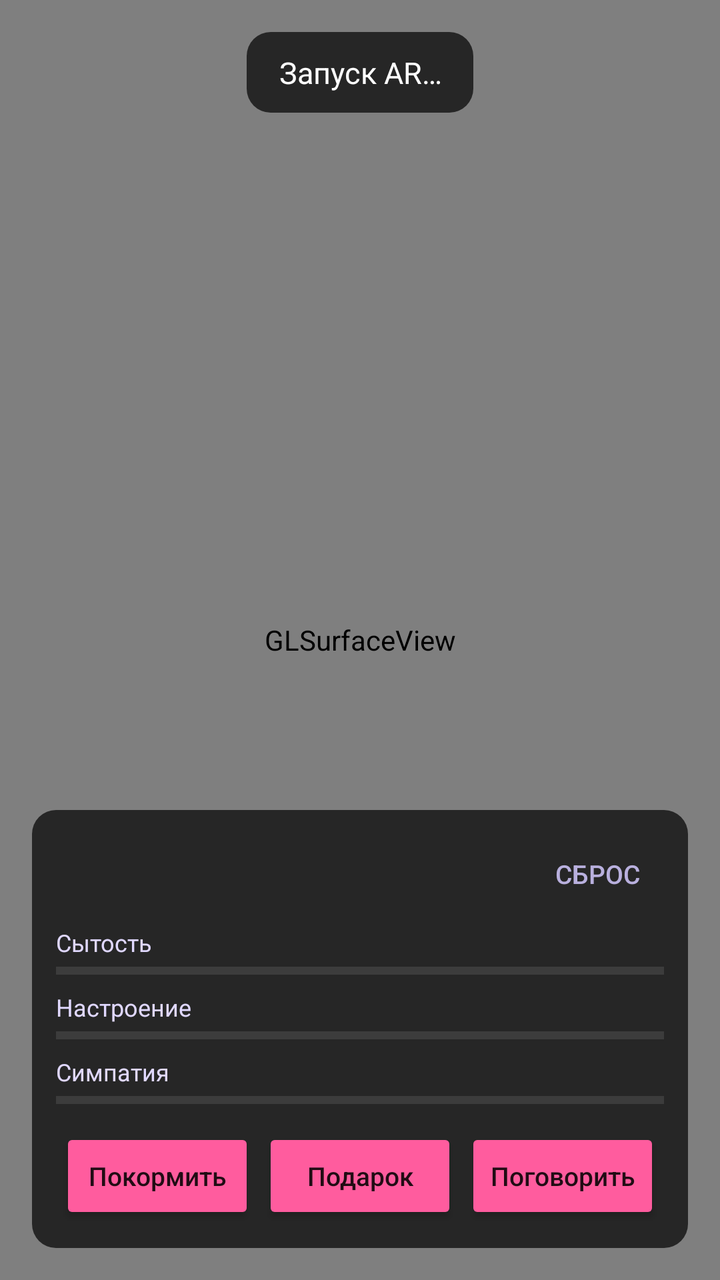
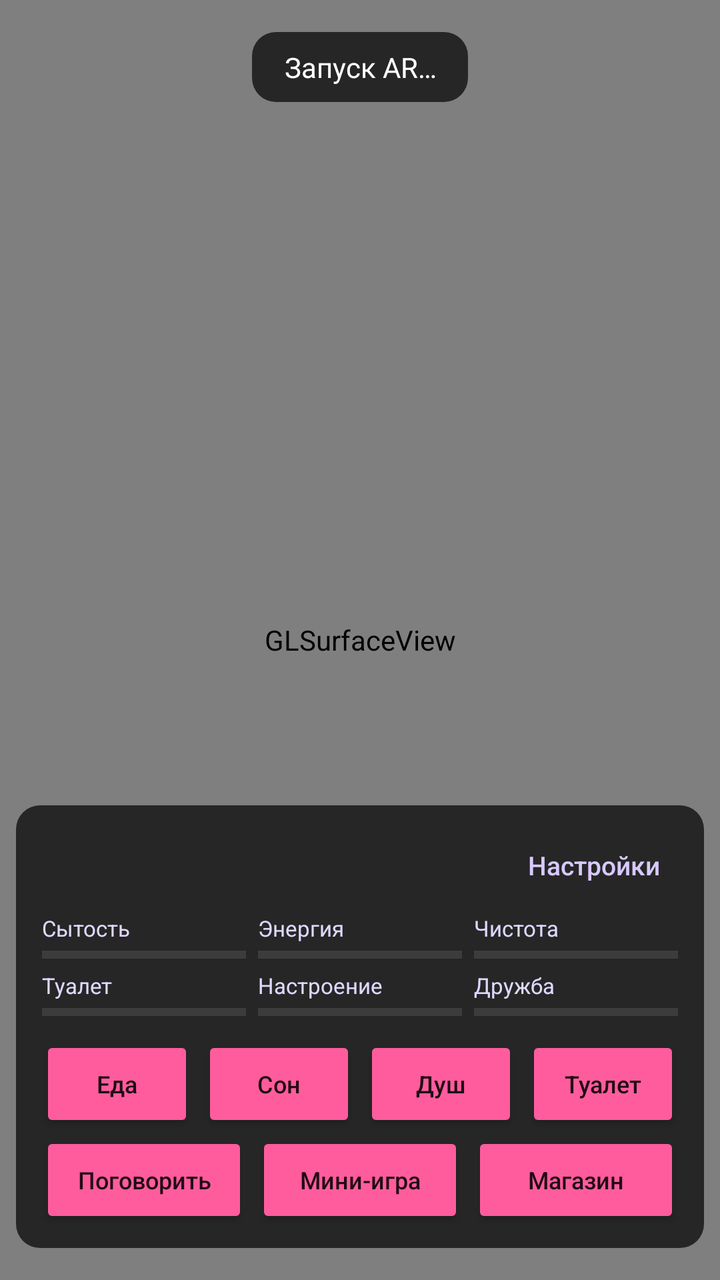

Two renders of the same Android screen: before a commit and after it. Below are the layout's source before the change and the commit's diff.
<!-- AndroidManifest.xml: application theme Theme.ArTamagotchi -->
<!-- res/layout/activity_main.xml -->
<?xml version="1.0" encoding="utf-8"?>
<FrameLayout xmlns:android="http://schemas.android.com/apk/res/android"
    android:id="@+id/root"
    android:layout_width="match_parent"
    android:layout_height="match_parent">

    <android.opengl.GLSurfaceView
        android:id="@+id/surface_view"
        android:layout_width="match_parent"
        android:layout_height="match_parent" />

    <TextView
        android:id="@+id/status_text"
        android:layout_width="wrap_content"
        android:layout_height="wrap_content"
        android:layout_gravity="top|center_horizontal"
        android:layout_marginStart="@dimen/status_margin"
        android:layout_marginTop="@dimen/status_margin"
        android:layout_marginEnd="@dimen/status_margin"
        android:background="@drawable/status_background"
        android:gravity="center"
        android:paddingStart="16dp"
        android:paddingTop="10dp"
        android:paddingEnd="16dp"
        android:paddingBottom="10dp"
        android:text="@string/status_starting"
        android:textColor="@android:color/white"
        android:textSize="15sp" />

    <LinearLayout
        android:id="@+id/care_panel"
        android:layout_width="match_parent"
        android:layout_height="wrap_content"
        android:layout_gravity="bottom"
        android:layout_marginStart="@dimen/status_margin"
        android:layout_marginEnd="@dimen/status_margin"
        android:layout_marginBottom="@dimen/status_margin"
        android:orientation="vertical">

        
        <TextView
            android:id="@+id/speech_text"
            android:layout_width="wrap_content"
            android:layout_height="wrap_content"
            android:layout_gravity="center_horizontal"
            android:layout_marginBottom="8dp"
            android:background="@drawable/speech_background"
            android:paddingStart="14dp"
            android:paddingTop="8dp"
            android:paddingEnd="14dp"
            android:paddingBottom="8dp"
            android:textColor="#2B2342"
            android:textSize="15sp"
            android:visibility="gone" />

        <LinearLayout
            android:layout_width="match_parent"
            android:layout_height="wrap_content"
            android:background="@drawable/status_background"
            android:clickable="true"
            android:focusable="true"
            android:orientation="vertical"
            android:padding="12dp">

            <LinearLayout
                android:layout_width="match_parent"
                android:layout_height="wrap_content"
                android:gravity="center_vertical"
                android:orientation="horizontal">

                <TextView
                    android:id="@+id/name_text"
                    android:layout_width="wrap_content"
                    android:layout_height="wrap_content"
                    android:textColor="@android:color/white"
                    android:textSize="18sp"
                    android:textStyle="bold" />

                <TextView
                    android:id="@+id/stage_text"
                    android:layout_width="0dp"
                    android:layout_height="wrap_content"
                    android:layout_marginStart="10dp"
                    android:layout_weight="1"
                    android:textColor="#FF9CC6"
                    android:textSize="14sp" />

                <Button
                    android:id="@+id/btn_reset"
                    style="?attr/borderlessButtonStyle"
                    android:layout_width="wrap_content"
                    android:layout_height="40dp"
                    android:minWidth="0dp"
                    android:text="@string/btn_reset"
                    android:textColor="#B9B0DE"
                    android:textSize="13sp" />
            </LinearLayout>

            <TextView style="@style/StatLabel" android:text="@string/stat_fullness" />
            <ProgressBar android:id="@+id/fullness_bar" style="@style/StatBar" android:progressTint="#FFB84D" />

            <TextView style="@style/StatLabel" android:text="@string/stat_mood" />
            <ProgressBar android:id="@+id/mood_bar" style="@style/StatBar" android:progressTint="#5FD3C8" />

            <TextView style="@style/StatLabel" android:text="@string/stat_affection" />
            <ProgressBar android:id="@+id/affection_bar" style="@style/StatBar" android:progressTint="#FF5C9E" />

            <LinearLayout
                android:layout_width="match_parent"
                android:layout_height="wrap_content"
                android:layout_marginTop="10dp"
                android:orientation="horizontal">

                <Button android:id="@+id/btn_feed" style="@style/CareButton" android:text="@string/btn_feed" />
                <Button android:id="@+id/btn_gift" style="@style/CareButton" android:text="@string/btn_gift" />
                <Button android:id="@+id/btn_talk" style="@style/CareButton" android:text="@string/btn_talk" />
            </LinearLayout>
        </LinearLayout>
    </LinearLayout>
</FrameLayout>
<!-- resources referenced by this layout -->
<resources>
  <dimen name="status_margin">16dp</dimen>
  <!-- drawable speech_background (drawable) -->
  <?xml version="1.0" encoding="utf-8"?>
  <shape xmlns:android="http://schemas.android.com/apk/res/android" android:shape="rectangle">
      <solid android:color="#F2FFFFFF" />
      <corners android:radius="16dp" />
  </shape>
  <!-- drawable status_background (drawable) -->
  <?xml version="1.0" encoding="utf-8"?>
  <shape xmlns:android="http://schemas.android.com/apk/res/android"
      android:shape="rectangle">
      <solid android:color="#B3000000" />
      <corners android:radius="12dp" />
  </shape>
  <string name="btn_feed">Покормить</string>
  <string name="btn_gift">Подарок</string>
  <string name="btn_reset">Сброс</string>
  <string name="btn_talk">Поговорить</string>
  <string name="stat_affection">Симпатия</string>
  <string name="stat_fullness">Сытость</string>
  <string name="stat_mood">Настроение</string>
  <string name="status_starting">Запуск AR…</string>
  <style name="CareButton" parent="Widget.AppCompat.Button.Colored">
          <item name="android:layout_width">0dp</item>
          <item name="android:layout_height">wrap_content</item>
          <item name="android:layout_weight">1</item>
          <item name="android:layout_marginStart">2dp</item>
          <item name="android:layout_marginEnd">2dp</item>
          <item name="android:textSize">13sp</item>
          <item name="android:textAllCaps">false</item>
      </style>
  <style name="StatBar" parent="Widget.AppCompat.ProgressBar.Horizontal">
          <item name="android:layout_width">match_parent</item>
          <item name="android:layout_height">8dp</item>
          <item name="android:layout_marginTop">2dp</item>
          <item name="android:max">100</item>
          <item name="android:progressBackgroundTint">#55FFFFFF</item>
      </style>
  <style name="StatLabel">
          <item name="android:layout_width">wrap_content</item>
          <item name="android:layout_height">wrap_content</item>
          <item name="android:layout_marginTop">6dp</item>
          <item name="android:textColor">#E0D8FF</item>
          <item name="android:textSize">12sp</item>
      </style>
  <style name="Theme.ArTamagotchi" parent="Theme.AppCompat.NoActionBar">
          <item name="colorPrimary">#7250D2</item>
          <item name="colorPrimaryDark">#2B1F5C</item>
          <item name="colorAccent">#FF5C9E</item>
          <item name="android:windowBackground">@android:color/black</item>
          <item name="android:statusBarColor">@android:color/transparent</item>
          <item name="android:navigationBarColor">@android:color/transparent</item>
      </style>
</resources>

<!-- the commit's change to res/layout/activity_main.xml (unified diff, before → after) -->
@@ -9,35 +9,64 @@
         android:layout_width="match_parent"
         android:layout_height="match_parent" />
 
-    <TextView
-        android:id="@+id/status_text"
-        android:layout_width="wrap_content"
+    
+    <View
+        android:id="@+id/night_overlay"
+        android:layout_width="match_parent"
+        android:layout_height="match_parent"
+        android:background="#8C0A0A28"
+        android:visibility="gone" />
+
+    <LinearLayout
+        android:layout_width="match_parent"
         android:layout_height="wrap_content"
-        android:layout_gravity="top|center_horizontal"
-        android:layout_marginStart="@dimen/status_margin"
-        android:layout_marginTop="@dimen/status_margin"
-        android:layout_marginEnd="@dimen/status_margin"
-        android:background="@drawable/status_background"
-        android:gravity="center"
-        android:paddingStart="16dp"
-        android:paddingTop="10dp"
-        android:paddingEnd="16dp"
-        android:paddingBottom="10dp"
-        android:text="@string/status_starting"
-        android:textColor="@android:color/white"
-        android:textSize="15sp" />
+        android:layout_gravity="top"
+        android:gravity="center_horizontal"
+        android:orientation="vertical">
+
+        <TextView
+            android:id="@+id/status_text"
+            android:layout_width="wrap_content"
+            android:layout_height="wrap_content"
+            android:layout_marginStart="@dimen/status_margin"
+            android:layout_marginTop="@dimen/status_margin"
+            android:layout_marginEnd="@dimen/status_margin"
+            android:background="@drawable/status_background"
+            android:gravity="center"
+            android:paddingStart="16dp"
+            android:paddingTop="8dp"
+            android:paddingEnd="16dp"
+            android:paddingBottom="8dp"
+            android:text="@string/status_starting"
+            android:textColor="@android:color/white"
+            android:textSize="14sp" />
+
+        <TextView
+            android:id="@+id/game_hud"
+            android:layout_width="wrap_content"
+            android:layout_height="wrap_content"
+            android:layout_marginTop="8dp"
+            android:background="@drawable/speech_background"
+            android:paddingStart="16dp"
+            android:paddingTop="8dp"
+            android:paddingEnd="16dp"
+            android:paddingBottom="8dp"
+            android:textColor="#2B2342"
+            android:textSize="17sp"
+            android:textStyle="bold"
+            android:visibility="gone" />
+    </LinearLayout>
 
     <LinearLayout
         android:id="@+id/care_panel"
         android:layout_width="match_parent"
         android:layout_height="wrap_content"
         android:layout_gravity="bottom"
-        android:layout_marginStart="@dimen/status_margin"
-        android:layout_marginEnd="@dimen/status_margin"
+        android:layout_marginStart="8dp"
+        android:layout_marginEnd="8dp"
         android:layout_marginBottom="@dimen/status_margin"
         android:orientation="vertical">
 
-        
         <TextView
             android:id="@+id/speech_text"
             android:layout_width="wrap_content"
@@ -60,7 +89,7 @@
             android:clickable="true"
             android:focusable="true"
             android:orientation="vertical"
-            android:padding="12dp">
+            android:padding="10dp">
 
             <LinearLayout
                 android:layout_width="match_parent"
@@ -73,47 +102,86 @@
                     android:layout_width="wrap_content"
                     android:layout_height="wrap_content"
                     android:textColor="@android:color/white"
-                    android:textSize="18sp"
+                    android:textSize="17sp"
                     android:textStyle="bold" />
 
                 <TextView
                     android:id="@+id/stage_text"
                     android:layout_width="0dp"
                     android:layout_height="wrap_content"
-                    android:layout_marginStart="10dp"
+                    android:layout_marginStart="8dp"
                     android:layout_weight="1"
                     android:textColor="#FF9CC6"
-                    android:textSize="14sp" />
+                    android:textSize="13sp" />
+
+                <TextView
+                    android:id="@+id/coins_text"
+                    android:layout_width="wrap_content"
+                    android:layout_height="wrap_content"
+                    android:textColor="#FFD84D"
+                    android:textSize="14sp"
+                    android:textStyle="bold" />
 
                 <Button
-                    android:id="@+id/btn_reset"
+                    android:id="@+id/btn_settings"
                     style="?attr/borderlessButtonStyle"
                     android:layout_width="wrap_content"
                     android:layout_height="40dp"
                     android:minWidth="0dp"
-                    android:text="@string/btn_reset"
-                    android:textColor="#B9B0DE"
+                    android:text="@string/btn_settings"
+                    android:textAllCaps="false"
+                    android:textColor="#D8C9FF"
                     android:textSize="13sp" />
             </LinearLayout>
 
-            <TextView style="@style/StatLabel" android:text="@string/stat_fullness" />
-            <ProgressBar android:id="@+id/fullness_bar" style="@style/StatBar" android:progressTint="#FFB84D" />
+            <LinearLayout android:layout_width="match_parent" android:layout_height="wrap_content" android:orientation="horizontal">
+                <LinearLayout style="@style/StatCell">
+                    <TextView style="@style/StatLabel" android:text="@string/stat_fullness" />
+                    <ProgressBar android:id="@+id/bar_fullness" style="@style/StatBar" android:progressTint="#FFB84D" />
+                </LinearLayout>
+                <LinearLayout style="@style/StatCell">
+                    <TextView style="@style/StatLabel" android:text="@string/stat_energy" />
+                    <ProgressBar android:id="@+id/bar_energy" style="@style/StatBar" android:progressTint="#8FB8FF" />
+                </LinearLayout>
+                <LinearLayout style="@style/StatCell">
+                    <TextView style="@style/StatLabel" android:text="@string/stat_hygiene" />
+                    <ProgressBar android:id="@+id/bar_hygiene" style="@style/StatBar" android:progressTint="#5FD3C8" />
+                </LinearLayout>
+            </LinearLayout>
 
-            <TextView style="@style/StatLabel" android:text="@string/stat_mood" />
-            <ProgressBar android:id="@+id/mood_bar" style="@style/StatBar" android:progressTint="#5FD3C8" />
-
-            <TextView style="@style/StatLabel" android:text="@string/stat_affection" />
-            <ProgressBar android:id="@+id/affection_bar" style="@style/StatBar" android:progressTint="#FF5C9E" />
+            <LinearLayout android:layout_width="match_parent" android:layout_height="wrap_content" android:orientation="horizontal">
+                <LinearLayout style="@style/StatCell">
+                    <TextView style="@style/StatLabel" android:text="@string/stat_bladder" />
+                    <ProgressBar android:id="@+id/bar_bladder" style="@style/StatBar" android:progressTint="#C9E26B" />
+                </LinearLayout>
+                <LinearLayout style="@style/StatCell">
+                    <TextView style="@style/StatLabel" android:text="@string/stat_mood" />
+                    <ProgressBar android:id="@+id/bar_mood" style="@style/StatBar" android:progressTint="#FF9CC6" />
+                </LinearLayout>
+                <LinearLayout style="@style/StatCell">
+                    <TextView style="@style/StatLabel" android:text="@string/stat_bond" />
+                    <ProgressBar android:id="@+id/bar_bond" style="@style/StatBar" android:progressTint="#B79CFF" />
+                </LinearLayout>
+            </LinearLayout>
 
             <LinearLayout
                 android:layout_width="match_parent"
                 android:layout_height="wrap_content"
-                android:layout_marginTop="10dp"
+                android:layout_marginTop="8dp"
                 android:orientation="horizontal">
+                <Button android:id="@+id/btn_feed" style="@style/CareButton" android:text="@string/btn_feed" />
+                <Button android:id="@+id/btn_sleep" style="@style/CareButton" android:text="@string/btn_sleep" />
+                <Button android:id="@+id/btn_shower" style="@style/CareButton" android:text="@string/btn_shower" />
+                <Button android:id="@+id/btn_toilet" style="@style/CareButton" android:text="@string/btn_toilet" />
+            </LinearLayout>
 
-                <Button android:id="@+id/btn_feed" style="@style/CareButton" android:text="@string/btn_feed" />
-                <Button android:id="@+id/btn_gift" style="@style/CareButton" android:text="@string/btn_gift" />
+            <LinearLayout
+                android:layout_width="match_parent"
+                android:layout_height="wrap_content"
+                android:orientation="horizontal">
                 <Button android:id="@+id/btn_talk" style="@style/CareButton" android:text="@string/btn_talk" />
+                <Button android:id="@+id/btn_game" style="@style/CareButton" android:text="@string/btn_game" />
+                <Button android:id="@+id/btn_shop" style="@style/CareButton" android:text="@string/btn_shop" />
             </LinearLayout>
         </LinearLayout>
     </LinearLayout>
<!-- resource entries referenced after the edit -->
@@ -14,12 +14,19 @@
       <solid android:color="#B3000000" />
       <corners android:radius="12dp" />
   </shape>
-  <string name="btn_feed">Покормить</string>
-  <string name="btn_gift">Подарок</string>
-  <string name="btn_reset">Сброс</string>
+  <string name="btn_feed">Еда</string>
+  <string name="btn_game">Мини-игра</string>
+  <string name="btn_settings">Настройки</string>
+  <string name="btn_shop">Магазин</string>
+  <string name="btn_shower">Душ</string>
+  <string name="btn_sleep">Сон</string>
   <string name="btn_talk">Поговорить</string>
-  <string name="stat_affection">Симпатия</string>
+  <string name="btn_toilet">Туалет</string>
+  <string name="stat_bladder">Туалет</string>
+  <string name="stat_bond">Дружба</string>
+  <string name="stat_energy">Энергия</string>
   <string name="stat_fullness">Сытость</string>
+  <string name="stat_hygiene">Чистота</string>
   <string name="stat_mood">Настроение</string>
   <string name="status_starting">Запуск AR…</string>
   <style name="CareButton" parent="Widget.AppCompat.Button.Colored">
@@ -28,8 +35,12 @@
           <item name="android:layout_weight">1</item>
           <item name="android:layout_marginStart">2dp</item>
           <item name="android:layout_marginEnd">2dp</item>
-          <item name="android:textSize">13sp</item>
+          <item name="android:textSize">12sp</item>
           <item name="android:textAllCaps">false</item>
+          <item name="android:paddingStart">2dp</item>
+          <item name="android:paddingEnd">2dp</item>
+          <item name="android:minWidth">0dp</item>
+          <item name="android:maxLines">1</item>
       </style>
   <style name="StatBar" parent="Widget.AppCompat.ProgressBar.Horizontal">
           <item name="android:layout_width">match_parent</item>
@@ -38,12 +49,20 @@
           <item name="android:max">100</item>
           <item name="android:progressBackgroundTint">#55FFFFFF</item>
       </style>
+  <style name="StatCell">
+          <item name="android:layout_width">0dp</item>
+          <item name="android:layout_height">wrap_content</item>
+          <item name="android:layout_weight">1</item>
+          <item name="android:layout_marginStart">3dp</item>
+          <item name="android:layout_marginEnd">3dp</item>
+          <item name="android:orientation">vertical</item>
+      </style>
   <style name="StatLabel">
           <item name="android:layout_width">wrap_content</item>
           <item name="android:layout_height">wrap_content</item>
-          <item name="android:layout_marginTop">6dp</item>
+          <item name="android:layout_marginTop">4dp</item>
           <item name="android:textColor">#E0D8FF</item>
-          <item name="android:textSize">12sp</item>
+          <item name="android:textSize">11sp</item>
       </style>
   <style name="Theme.ArTamagotchi" parent="Theme.AppCompat.NoActionBar">
           <item name="colorPrimary">#7250D2</item>
